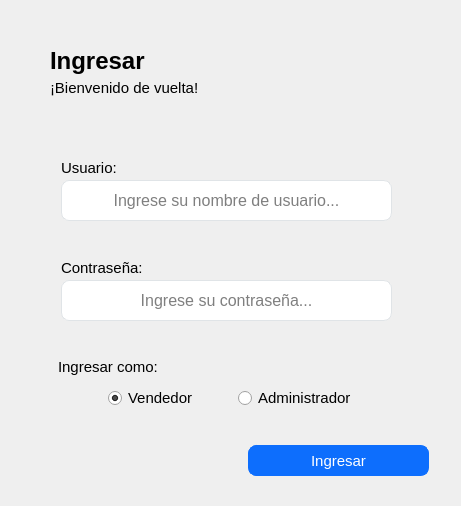
First picture: the form in ui/Ui_Login.ui, repository ivanperez-7/printpos, before the edit.
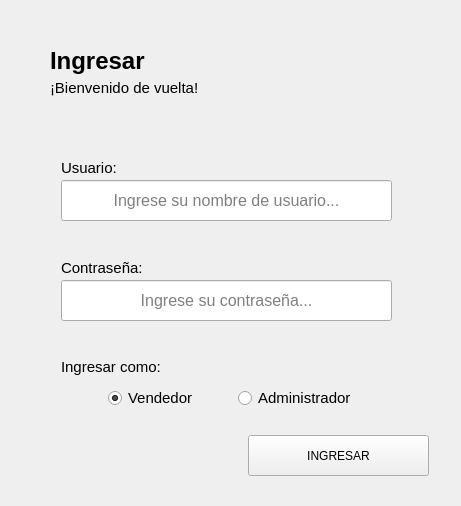
Second picture: the form after the edit. Icons and pictures are not drawn. Custom widgets are drawn as their Qt base class.

Commit message: orden tabs + botón login

Patch:
```diff
--- a/ui/Ui_Login.ui
+++ b/ui/Ui_Login.ui
@@ -19,18 +19,16 @@
   </property>
   <property name="styleSheet">
    <string notr="true">QLineEdit {
-  border-radius: 8px;
-  border: 1px solid #e0e4e7;
-  padding: 5px 15px;
+	border-radius: 8px;
+	border: 1px solid #e0e4e7;
+	padding: 5px 15px;
 }
 
 QLineEdit:focus {
   border: 1px solid #d0e3ff;
 }
 
-QLineEdit::placeholder {
-  color: #767e89;
-}</string>
+background-color: rgb(255, 255, 255);</string>
   </property>
   <widget class="QLabel" name="lbEstado">
    <property name="geometry">
@@ -68,32 +66,11 @@
      <height>41</height>
     </rect>
    </property>
-   <property name="font">
-    <font>
-     <pointsize>11</pointsize>
-     <italic>false</italic>
-     <bold>false</bold>
-    </font>
-   </property>
-   <property name="styleSheet">
-    <string notr="true">QPushButton {
-  background-color: #0d6efd;
-  color: #fff;
-  font-weight: 600;
-  font: 11pt;
-  border-radius: 8px;
-  border: 1px solid #0d6efd;
-  padding: 5px 15px;
-  margin-top: 10px;
-  outline: 0px;
-}
-QPushButton:hover,
-QPushButton:focus {
-  background-color: #0b5ed7;
-}</string>
+   <property name="cursor">
+    <cursorShape>PointingHandCursor</cursorShape>
    </property>
    <property name="text">
-    <string>Ingresar</string>
+    <string>INGRESAR</string>
    </property>
   </widget>
   <widget class="QLabel" name="lbUsuario">
@@ -176,6 +153,9 @@
    <property name="placeholderText">
     <string>Ingrese su nombre de usuario...</string>
    </property>
+   <property name="clearButtonEnabled">
+    <bool>true</bool>
+   </property>
   </widget>
   <widget class="QLabel" name="lbContrasenia">
    <property name="geometry">
@@ -198,7 +178,7 @@
   <widget class="QLabel" name="lbContrasenia_2">
    <property name="geometry">
     <rect>
-     <x>58</x>
+     <x>61</x>
      <y>356</y>
      <width>111</width>
      <height>21</height>
@@ -257,6 +237,9 @@
    <property name="placeholderText">
     <string>Ingrese su contraseña...</string>
    </property>
+   <property name="clearButtonEnabled">
+    <bool>true</bool>
+   </property>
   </widget>
   <widget class="QLabel" name="label">
    <property name="geometry">
@@ -294,6 +277,13 @@
    </property>
   </widget>
  </widget>
+ <customwidgets>
+  <customwidget>
+   <class>LoginButton</class>
+   <extends>QPushButton</extends>
+   <header>Login.h</header>
+  </customwidget>
+ </customwidgets>
  <tabstops>
   <tabstop>inputUsuario</tabstop>
   <tabstop>inputContrasenia</tabstop>
```
Left out of the diff: 4 changed lines with no effect on the pictures. The commit also changes 8 other files.
